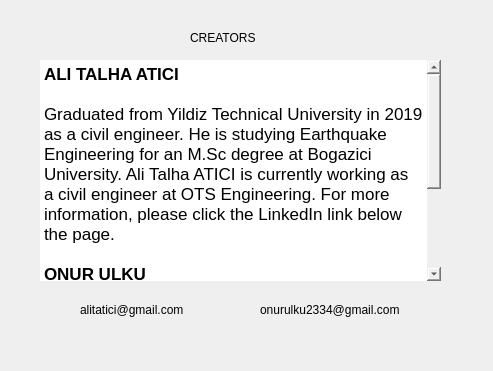
alitatici/VisualizationOfCodes, file about.ui: the form before one commit.
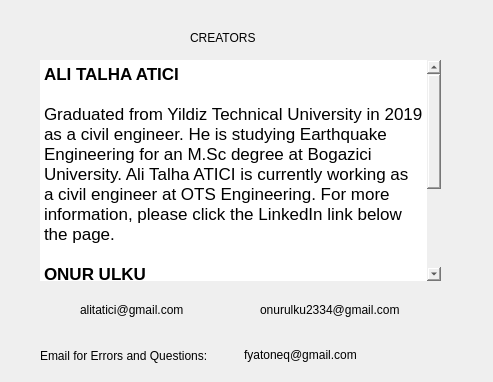
The form after the commit. Icons and pictures are not drawn.

```diff
--- a/about.ui
+++ b/about.ui
@@ -10,7 +10,7 @@
     <x>0</x>
     <y>0</y>
     <width>493</width>
-    <height>371</height>
+    <height>382</height>
    </rect>
   </property>
   <property name="windowTitle">
@@ -1406,6 +1406,48 @@
     <bool>true</bool>
    </property>
   </widget>
+  <widget class="QWidget" name="horizontalLayoutWidget">
+   <property name="geometry">
+    <rect>
+     <x>40</x>
+     <y>340</y>
+     <width>381</width>
+     <height>31</height>
+    </rect>
+   </property>
+   <layout class="QHBoxLayout" name="horizontalLayout">
+    <item>
+     <widget class="QLabel" name="label">
+      <property name="text">
+       <string>Email for Errors and Questions:</string>
+      </property>
+     </widget>
+    </item>
+    <item>
+     <spacer name="verticalSpacer">
+      <property name="orientation">
+       <enum>Qt::Vertical</enum>
+      </property>
+      <property name="sizeHint" stdset="0">
+       <size>
+        <width>20</width>
+        <height>40</height>
+       </size>
+      </property>
+     </spacer>
+    </item>
+    <item>
+     <widget class="QLabel" name="label_2">
+      <property name="text">
+       <string>fyatoneq@gmail.com</string>
+      </property>
+      <property name="textInteractionFlags">
+       <set>Qt::LinksAccessibleByMouse|Qt::TextSelectableByKeyboard|Qt::TextSelectableByMouse</set>
+      </property>
+     </widget>
+    </item>
+   </layout>
+  </widget>
  </widget>
  <resources/>
  <connections/>
```
Left out of the diff: 9 changed lines with no effect on the pictures.
